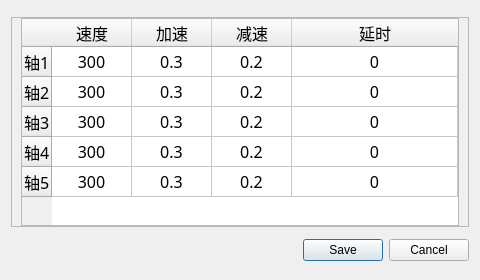
Above: Speed_Ui.ui from zzw168/MainCtl before the change. Below: the same form after it.
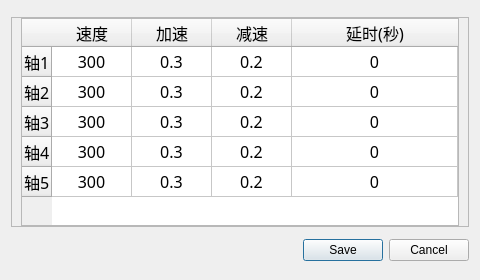
That is the form after the change.

```diff
--- a/Speed_Ui.ui
+++ b/Speed_Ui.ui
@@ -125,7 +125,7 @@
         </column>
         <column>
          <property name="text">
-          <string>延时</string>
+          <string>延时(秒)</string>
          </property>
         </column>
         <item row="0" column="0">
```
